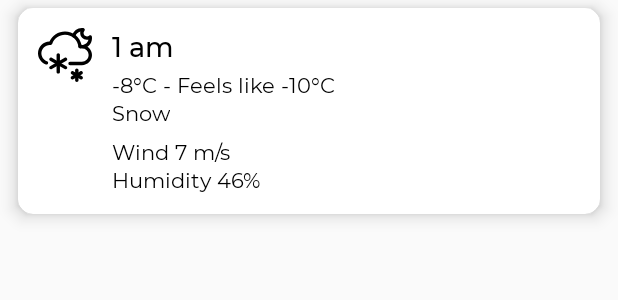
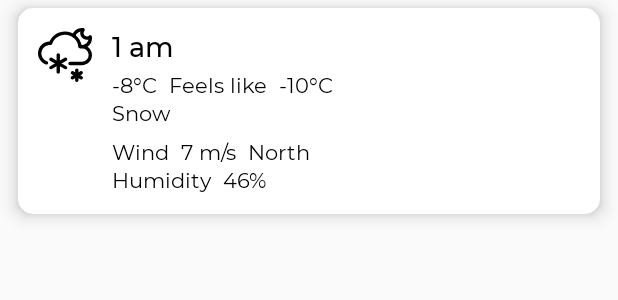
Before and after one commit to denbondd/JustWeather, an Android app: the layout hourly_rvitem.xml on its own in the app's theme, with its tools: preview values and no code run, on a phone screen of 412 x 824 dp. Shown: the top 300 px of the screen. Run offline under Robolectric (Android 15) with nearby library versions, the phone set to English and light mode, and no system bars.

Commit message:
finish hourly fragment

```diff
--- a/app/src/main/res/layout/hourly_rvitem.xml
+++ b/app/src/main/res/layout/hourly_rvitem.xml
@@ -12,6 +12,10 @@
         <import
             alias="timeExt"
             type="com.denbondd.justweather.util.TimeExtensions" />
+
+        <import
+            alias="owmExt"
+            type="com.denbondd.justweather.util.OWMExtensions" />
 
     </data>
 
@@ -59,11 +63,11 @@
                 android:layout_width="wrap_content"
                 android:layout_height="wrap_content"
                 android:layout_marginTop="4dp"
-                android:text="@{hourly.temp.toString() + @string/celsiusSign + ' ' + @string/feels_like + ' ' + hourly.feelsLike.toString() + @string/celsiusSign}"
+                android:text="@{Math.round(hourly.temp) + @string/celsiusSign + ' ' + ' ' + @string/feels_like + ' ' + ' ' + Math.round(hourly.feelsLike) + @string/celsiusSign}"
                 android:textColor="@android:color/black"
                 app:layout_constraintStart_toStartOf="@+id/tvTime"
                 app:layout_constraintTop_toBottomOf="@+id/tvTime"
-                tools:text="-8°C - Feels like -10°C" />
+                tools:text="-8°C  Feels like  -10°C" />
 
             <TextView
                 android:id="@+id/tvWeather"
@@ -82,11 +86,11 @@
                 android:layout_width="wrap_content"
                 android:layout_height="wrap_content"
                 android:layout_marginTop="7dp"
+                android:text="@{@string/wind + ' ' + ' ' + owmExt.getRounded(hourly.windSpeed) + @string/m_per_sec + ' ' + ' ' + owmExt.getWindDirection(hourly.windDeg)}"
                 android:textColor="@android:color/black"
                 app:layout_constraintStart_toStartOf="@+id/tvWeather"
                 app:layout_constraintTop_toBottomOf="@+id/tvWeather"
-                android:text="@{@string/wind + ' ' + hourly.windSpeed + @string/m_per_sec}"
-                tools:text="Wind 7 m/s" />
+                tools:text="Wind  7 m/s  North" />
 
             <TextView
                 android:id="@+id/tvHumidity"
@@ -98,8 +102,8 @@
                 app:layout_constraintBottom_toBottomOf="parent"
                 app:layout_constraintStart_toStartOf="@+id/tvWind"
                 app:layout_constraintTop_toBottomOf="@+id/tvWind"
-                android:text="@{@string/humidity + ' ' + hourly.humidity + '%'}"
-                tools:text="Humidity 46%" />
+                android:text="@{@string/humidity + ' ' + ' ' + hourly.humidity + '%'}"
+                tools:text="Humidity  46%" />
         </androidx.constraintlayout.widget.ConstraintLayout>
 
     </androidx.cardview.widget.CardView>
--- a/app/src/main/res/layout/more_info_rvitem.xml
+++ b/app/src/main/res/layout/more_info_rvitem.xml
@@ -62,7 +62,7 @@
                 android:layout_marginStart="4dp"
                 android:layout_marginTop="7dp"
                 android:layout_marginEnd="4dp"
-                android:text="@{owmExt.getRoundedOrNot(item.data) + item.measure}"
+                android:text="@{owmExt.getRounded(item.data) + item.measure}"
                 android:textColor="@color/mainGray"
                 app:layout_constraintBottom_toBottomOf="parent"
                 app:layout_constraintEnd_toEndOf="parent"
```
Also changed, not shown: app/src/main/java/com/denbondd/justweather/util/OWMExtensions.java (+27 -1 lines), app/src/main/res/values/strings.xml (+8 -0 lines).
